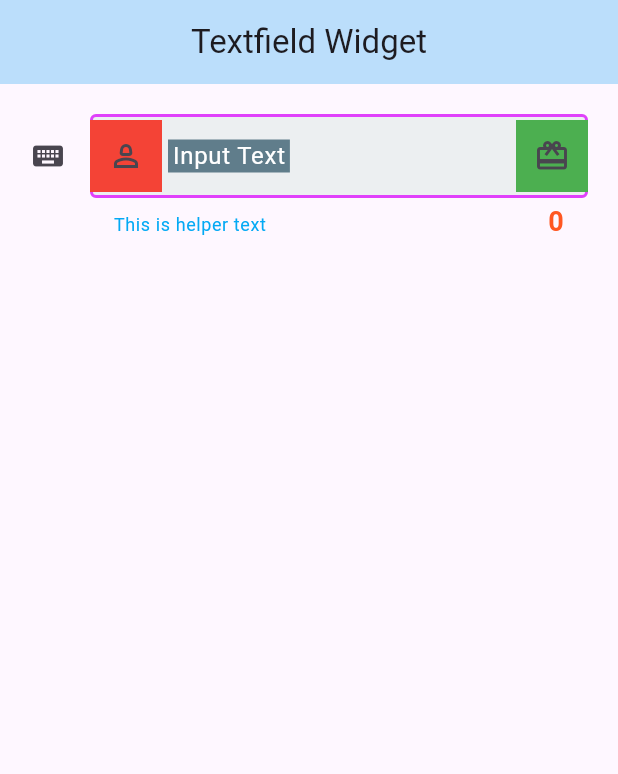
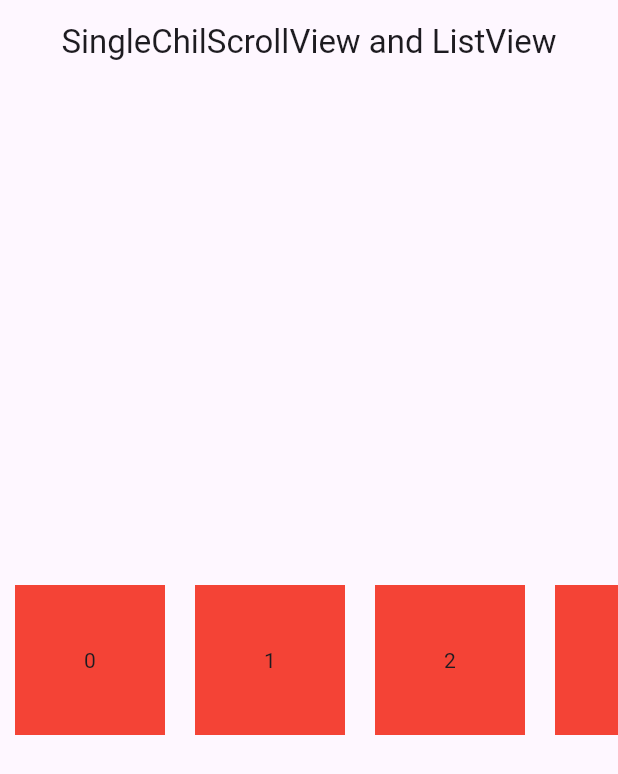
Before and after one commit to zainiArif/belajar_flutter_basic, a Flutter app: the screen it shows after launch, on a phone screen of 412 x 824 dp. Shown: the top 774 px of the screen. Run offline on Flutter 3.47's test engine with Material 3 defaults, Android fonts, the phone set to English and light mode, and no system bars; our stand-ins replace google_fonts, material_design_icons_flutter; project files that could hold a hidden picture were left out.

Commit message:
add file scrolling_widget.dart : ListView & SingleChildScrollView

```diff
--- a/lib/main.dart
+++ b/lib/main.dart
@@ -1,4 +1,4 @@
-import 'package:belajar_flutter_basic/textfield_widget.dart';
+import 'package:belajar_flutter_basic/Scrolling_widget.dart';
 import 'package:flutter/material.dart';
 
 void main() {
@@ -11,7 +11,7 @@ class MyApp extends StatelessWidget {
   @override
   Widget build(BuildContext context) {
     return const MaterialApp(
-      home:MyTextField(),
+      home:MyScrollWidget(),
     );
   }
 }
--- /dev/null
+++ b/lib/scrolling_widget.dart
@@ -0,0 +1,42 @@
+import 'dart:developer';
+
+import 'package:flutter/material.dart';
+
+class MyScrollWidget extends StatelessWidget {
+  const MyScrollWidget({super.key});
+
+  @override
+  Widget build(BuildContext context) {
+    return Scaffold(
+      appBar: AppBar(
+        title: const Center(child: Text('SingleChilScrollView and ListView')),
+      ),
+      // body: SingleChildScrollView(
+      //   scrollDirection: Axis.horizontal,
+      //   child: Row(
+      //     children: crateContainers(),
+      //   ),
+      // ),
+      body: ListView(
+        scrollDirection: Axis.horizontal,
+        children: crateContainers(),
+      ),
+    );
+  }
+
+  List<Widget> crateContainers() => List.generate(
+        30,
+        (index) => Builder(builder: (context) {
+          log('Rendering Container $index');
+          return UnconstrainedBox(
+            child: Container(
+              margin: const EdgeInsets.all(10),
+              width: 100,
+              height: 100,
+              color: Colors.red,
+              child: Center(child: Text('$index')),
+            ),
+          );
+        }),
+      );
+}
```
